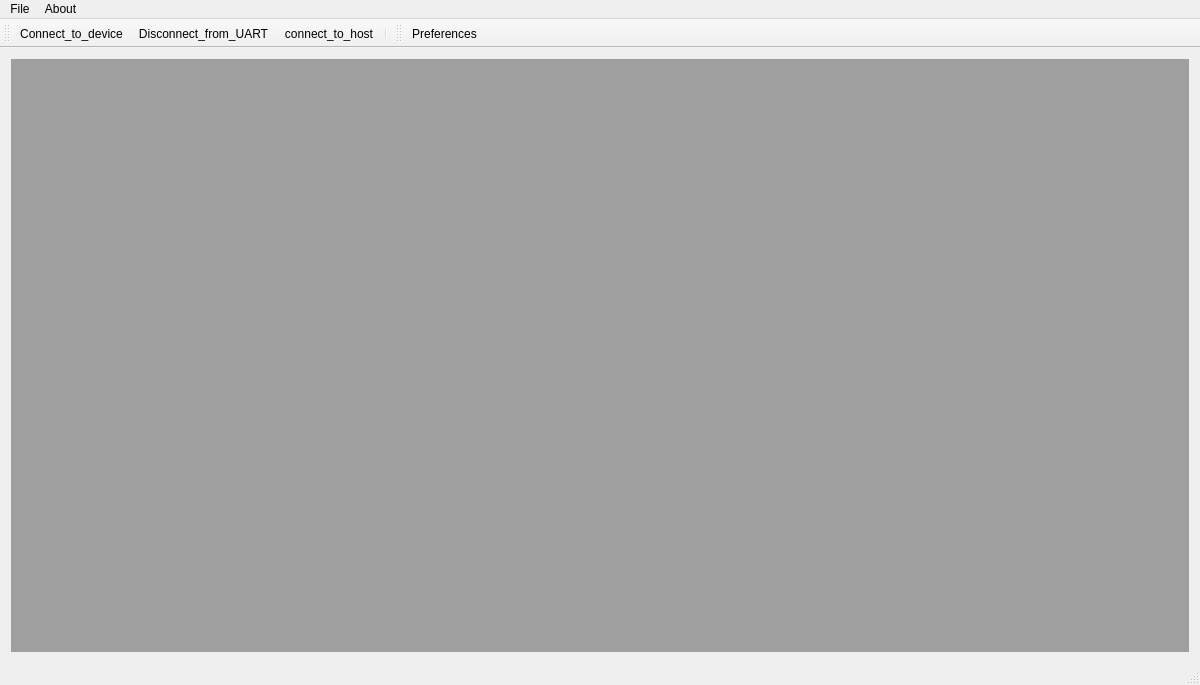
ComEngineering/AirCoolControl_Desktop, file AirCoolControll/AirCoolControll/aircoolcontroll.ui: the form before one commit.
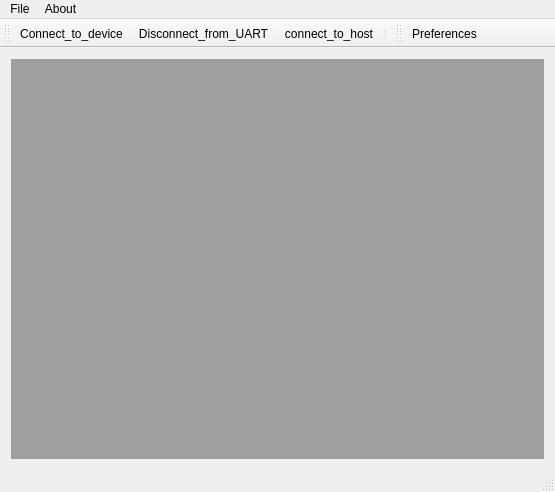
The form after the commit. Icons and pictures are not drawn.

Patch:
```diff
--- a/AirCoolControll/AirCoolControll/aircoolcontroll.ui
+++ b/AirCoolControll/AirCoolControll/aircoolcontroll.ui
@@ -2,19 +2,8 @@
 <ui version="4.0">
  <class>AirCoolControllClass</class>
  <widget class="QMainWindow" name="AirCoolControllClass">
-  <property name="geometry">
-   <rect>
-    <x>0</x>
-    <y>0</y>
-    <width>1200</width>
-    <height>685</height>
-   </rect>
-  </property>
-  <property name="maximumSize">
-   <size>
-    <width>1200</width>
-    <height>685</height>
-   </size>
+  <property name="windowModality">
+   <enum>Qt::ApplicationModal</enum>
   </property>
   <property name="windowTitle">
    <string>AirCoolControll</string>
@@ -31,7 +20,7 @@
     <rect>
      <x>0</x>
      <y>0</y>
-     <width>1200</width>
+     <width>658</width>
      <height>21</height>
     </rect>
    </property>
```
Left out of the diff: 5 changed lines with no effect on the pictures.
